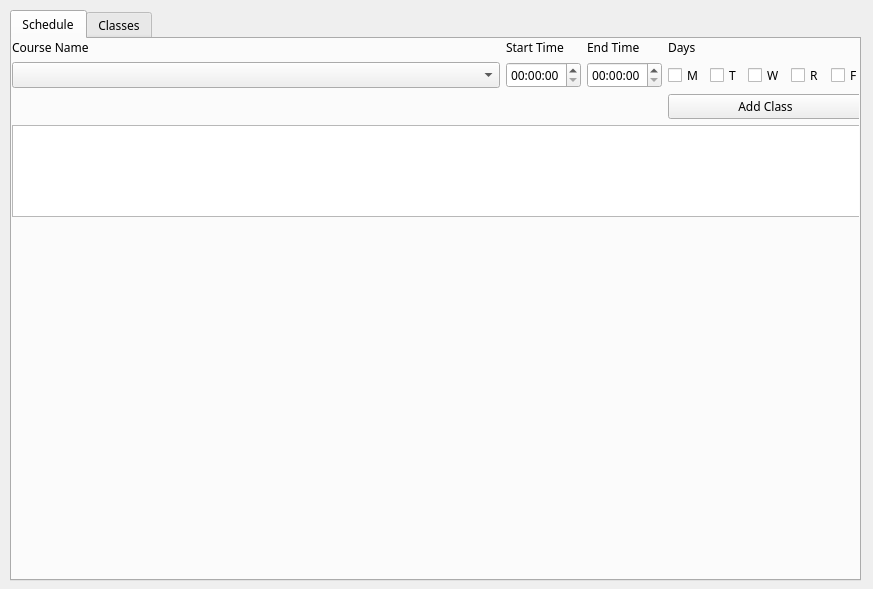
Before: the Qt Designer form Sched.ui in theoliviawales/Python-Gui-Scheduler, drawn with Qt 5.
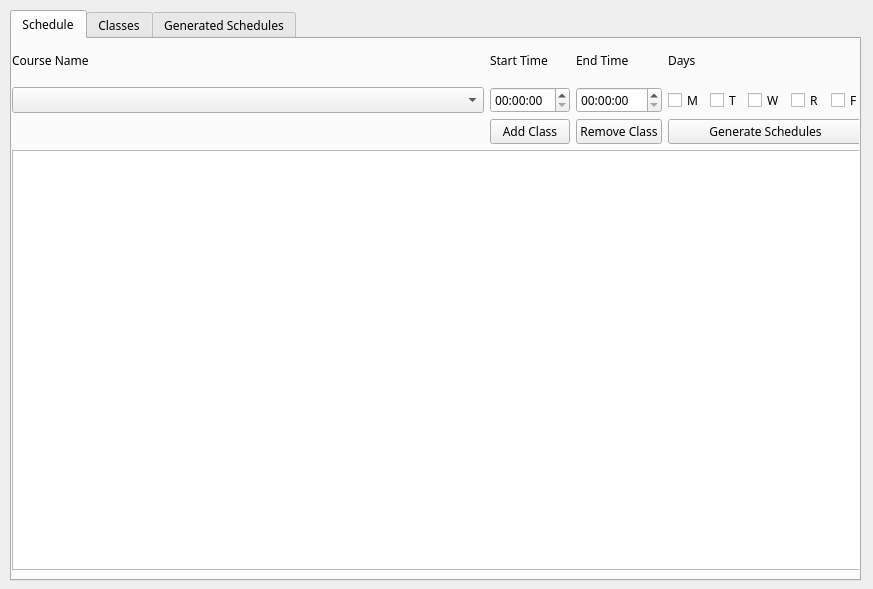
After: the same form once the commit is applied. The open tabs and pages were chosen to show the change.

```diff
--- a/Sched.ui
+++ b/Sched.ui
@@ -58,7 +58,7 @@
        <x>0</x>
        <y>0</y>
        <width>851</width>
-       <height>178</height>
+       <height>531</height>
       </rect>
      </property>
      <property name="sizePolicy">
@@ -67,7 +67,7 @@
        <verstretch>0</verstretch>
       </sizepolicy>
      </property>
-     <layout class="QGridLayout" name="gridLayout" rowstretch="1,0,0,0" columnstretch="1,0,0,0">
+     <layout class="QGridLayout" name="gridLayout" rowstretch="1,0,0,10" columnstretch="1,0,0,0">
       <item row="1" column="1">
        <widget class="QTimeEdit" name="startTime">
         <property name="sizePolicy">
@@ -219,22 +219,48 @@
         </property>
        </widget>
       </item>
-      <item row="2" column="3">
-       <widget class="QPushButton" name="addToScheduleBtn">
-        <property name="sizePolicy">
-         <sizepolicy hsizetype="Expanding" vsizetype="Expanding">
-          <horstretch>0</horstretch>
-          <verstretch>0</verstretch>
-         </sizepolicy>
-        </property>
-        <property name="text">
-         <string>Add Class</string>
-        </property>
-       </widget>
-      </item>
       <item row="3" column="0" colspan="4">
        <widget class="QListWidget" name="scheduleList"/>
       </item>
+      <item row="2" column="1">
+       <widget class="QPushButton" name="addToScheduleBtn">
+        <property name="sizePolicy">
+         <sizepolicy hsizetype="Expanding" vsizetype="Expanding">
+          <horstretch>0</horstretch>
+          <verstretch>0</verstretch>
+         </sizepolicy>
+        </property>
+        <property name="text">
+         <string>Add Class</string>
+        </property>
+       </widget>
+      </item>
+      <item row="2" column="2">
+       <widget class="QPushButton" name="removeFromSchedBtn">
+        <property name="sizePolicy">
+         <sizepolicy hsizetype="Expanding" vsizetype="Expanding">
+          <horstretch>0</horstretch>
+          <verstretch>0</verstretch>
+         </sizepolicy>
+        </property>
+        <property name="text">
+         <string>Remove Class</string>
+        </property>
+       </widget>
+      </item>
+      <item row="2" column="3">
+       <widget class="QPushButton" name="generateBtn">
+        <property name="sizePolicy">
+         <sizepolicy hsizetype="Expanding" vsizetype="Expanding">
+          <horstretch>0</horstretch>
+          <verstretch>0</verstretch>
+         </sizepolicy>
+        </property>
+        <property name="text">
+         <string>Generate Schedules</string>
+        </property>
+       </widget>
+      </item>
      </layout>
     </widget>
    </widget>
@@ -282,6 +308,29 @@
      </layout>
     </widget>
    </widget>
+   <widget class="QWidget" name="tab_3">
+    <attribute name="title">
+     <string>Generated Schedules</string>
+    </attribute>
+    <widget class="QWidget" name="verticalLayoutWidget_2">
+     <property name="geometry">
+      <rect>
+       <x>0</x>
+       <y>0</y>
+       <width>851</width>
+       <height>541</height>
+      </rect>
+     </property>
+     <layout class="QVBoxLayout" name="verticalLayout">
+      <item>
+       <widget class="QComboBox" name="generatedWeeksCombo"/>
+      </item>
+      <item>
+       <widget class="QTableWidget" name="generatedTable"/>
+      </item>
+     </layout>
+    </widget>
+   </widget>
   </widget>
  </widget>
  <resources/>
```
Left out of the diff: 4 changed lines with no effect on the pictures.
